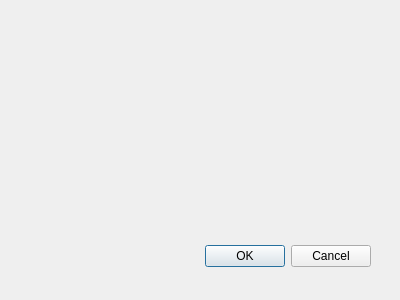
Old version of the form layer_sorting_dialog_base.ui in the repository vermeulendivan/layer-sorting.
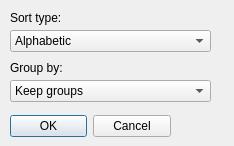
New version of the form.

Commit message: fixed issue with no cases for a geometry type. sorting now works within groups

Diff of the .ui file:
```diff
--- a/layer_sorting_dialog_base.ui
+++ b/layer_sorting_dialog_base.ui
@@ -1,23 +1,23 @@
 <ui version="4.0" >
  <class>LayerSortingDialogBase</class>
- <widget class="QDialog" name="LayerSortingDialogBase" >
-  <property name="geometry" >
+ <widget class="QDialog" name="LayerSortingDialogBase">
+  <property name="geometry">
    <rect>
     <x>0</x>
     <y>0</y>
-    <width>400</width>
-    <height>300</height>
+    <width>234</width>
+    <height>146</height>
    </rect>
   </property>
   <property name="windowTitle" >
    <string>Layer sorting</string>
   </property>
-  <widget class="QDialogButtonBox" name="button_box" >
-   <property name="geometry" >
+  <widget class="QDialogButtonBox" name="button_box">
+   <property name="geometry">
     <rect>
-     <x>30</x>
-     <y>240</y>
-     <width>341</width>
+     <x>10</x>
+     <y>110</y>
+     <width>161</width>
      <height>32</height>
     </rect>
    </property>
@@ -28,6 +28,72 @@
     <set>QDialogButtonBox::Cancel|QDialogButtonBox::Ok</set>
    </property>
   </widget>
+  <widget class="QComboBox" name="cbSortType">
+   <property name="geometry">
+    <rect>
+     <x>10</x>
+     <y>30</y>
+     <width>201</width>
+     <height>22</height>
+    </rect>
+   </property>
+   <item>
+    <property name="text">
+     <string>Alphabetic</string>
+    </property>
+   </item>
+   <item>
+    <property name="text">
+     <string>Feature count</string>
+    </property>
+   </item>
+  </widget>
+  <widget class="QLabel" name="lbSortType">
+   <property name="geometry">
+    <rect>
+     <x>10</x>
+     <y>10</y>
+     <width>81</width>
+     <height>16</height>
+    </rect>
+   </property>
+   <property name="text">
+    <string>Sort type:</string>
+   </property>
+  </widget>
+  <widget class="QLabel" name="lbGrouping">
+   <property name="geometry">
+    <rect>
+     <x>10</x>
+     <y>60</y>
+     <width>81</width>
+     <height>16</height>
+    </rect>
+   </property>
+   <property name="text">
+    <string>Group by:</string>
+   </property>
+  </widget>
+  <widget class="QComboBox" name="cbGrouping">
+   <property name="geometry">
+    <rect>
+     <x>10</x>
+     <y>80</y>
+     <width>201</width>
+     <height>22</height>
+    </rect>
+   </property>
+   <item>
+    <property name="text">
+     <string>Keep groups</string>
+    </property>
+   </item>
+   <item>
+    <property name="text">
+     <string>Remove groups</string>
+    </property>
+   </item>
+  </widget>
  </widget>
  <resources/>
  <connections>
```
Left out of the diff: 33 changed lines with no effect on the pictures. The commit also changes 8 other files.
